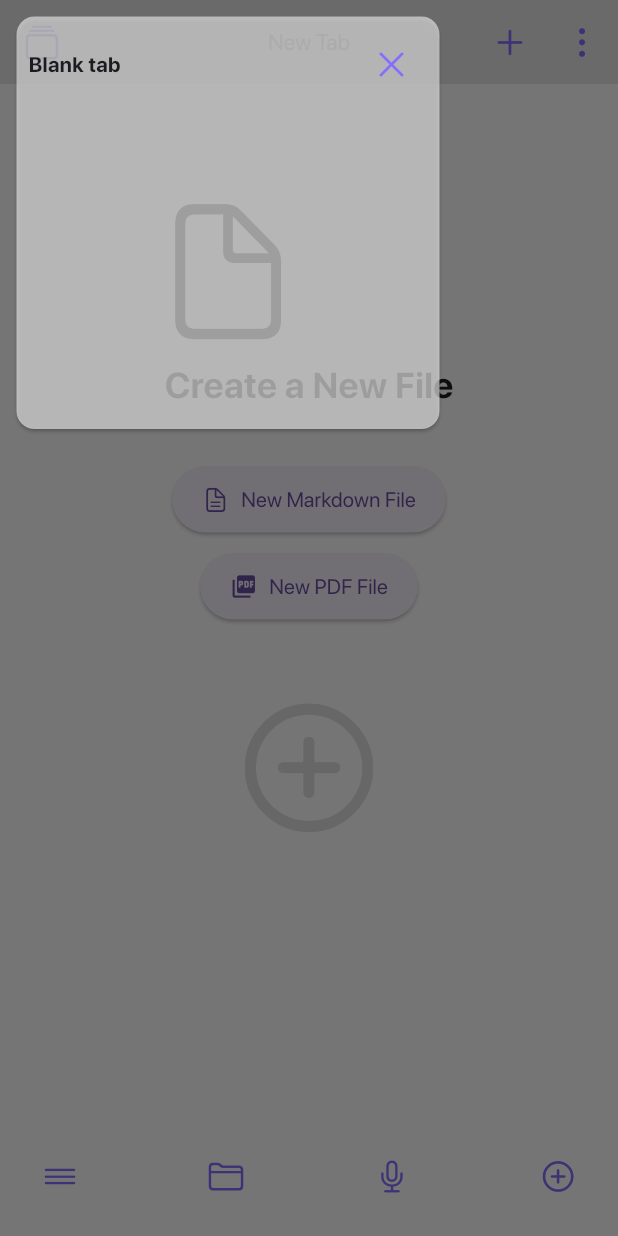
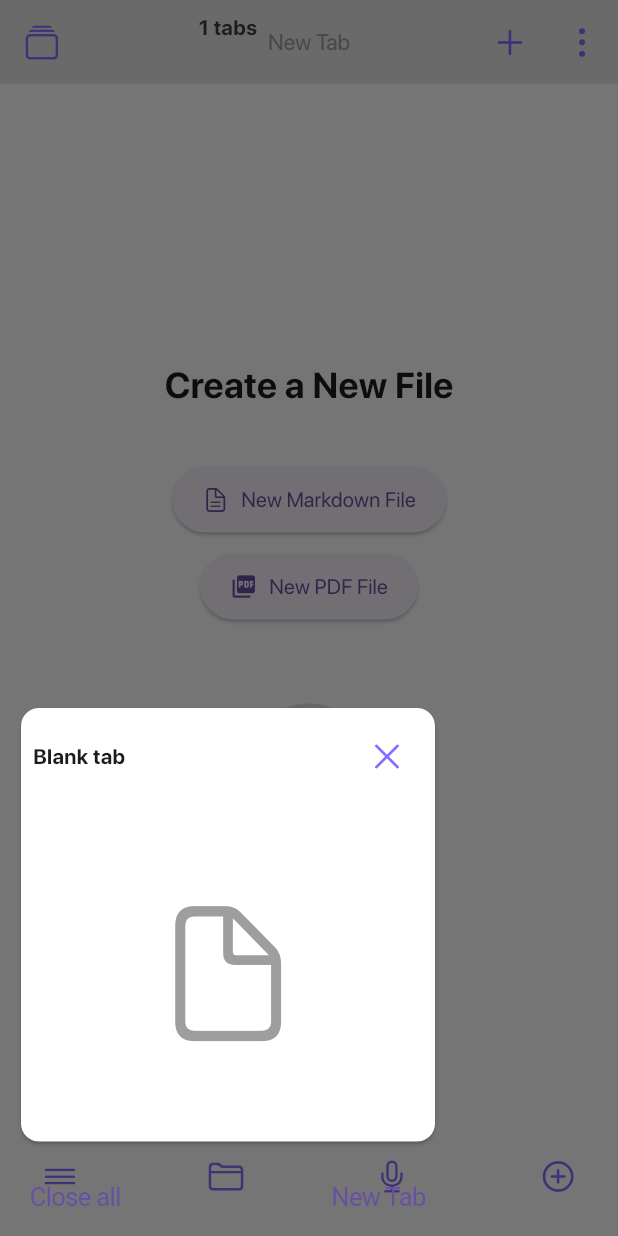
Before and after one commit to Thanhfdq/pdf-note, a Flutter app: the screen it shows after launch, with the side drawer open, on a phone screen of 412 x 824 dp. Run offline on Flutter 3.47's test engine with Material 3 defaults, Android fonts, the light colour scheme and no system bars; drawn by our look-alikes of flutter_zoom_drawer; our stand-ins replace file_picker, flutter_markdown; project files that could hold a hidden picture were left out.

Commit message:
Update Tab management UI: function close all tab, show number of openning tab.

```diff
--- a/lib/components/custom_button.dart
+++ b/lib/components/custom_button.dart
@@ -10,7 +10,7 @@ class CustomButton extends StatelessWidget {
     super.key,
     required this.onPressed,
     required this.icon,
-    this.backgroundColor = const Color.fromARGB(0, 255, 255, 255),
+    this.backgroundColor = const Color.fromARGB(255, 255, 255, 255),
     this.textColor = const Color(0xFF856DFF),
   });
 
@@ -19,6 +19,7 @@ class CustomButton extends StatelessWidget {
     return IconButton(
       onPressed: onPressed,
       icon: icon != null ? Icon(icon, color: textColor) : Container(),
+      color: backgroundColor,
     );
   }
 }
--- a/lib/providers/tab_state.dart
+++ b/lib/providers/tab_state.dart
@@ -19,7 +19,7 @@ class TabState extends ChangeNotifier {
   }
 
   void setFileName(String fileName) {
-    this.filePath = fileName;
+    filePath = fileName;
     notifyListeners();
   }
 
--- a/lib/screens/home_screen.dart
+++ b/lib/screens/home_screen.dart
@@ -24,9 +24,12 @@ class _HomeState extends State<Home> {
     return ZoomDrawer(
       menuScreen: const LeftDrawer(),
       mainScreen: HomeScreen(),
-      showShadow: true,
+      mainScreenScale: 0.0,
+      menuScreenWidth: 270,
       angle: 0.0,
-      borderRadius: 30,
+      borderRadius: 0,
+      dragOffset: double.infinity,
+      mainScreenTapClose: true,
       menuBackgroundColor: Colors.grey,
     );
   }
--- a/lib/services/markdown_mode_handler.dart
+++ b/lib/services/markdown_mode_handler.dart
@@ -18,7 +18,7 @@ class MarkdownModeHandler {
     tabsManager.tabs[TabsManager().currentTab].markdownState?.printState();
     // Update content undo current editing
     tabsManager.updateTab(tabsManager.currentTab,
-        markdownContent:
+        newMarkdownContent:
             tabsManager.tabs[tabsManager.currentTab].markdownState?.content);
     isSuccess
         ? ""
@@ -34,7 +34,7 @@ class MarkdownModeHandler {
     tabsManager.tabs[tabsManager.currentTab].markdownState?.printState();
     // Update content undo current editing
     tabsManager.updateTab(tabsManager.currentTab,
-        markdownContent:
+        newMarkdownContent:
             tabsManager.tabs[tabsManager.currentTab].markdownState?.content);
     isSuccess
         ? ""
--- a/lib/widgets/left_drawer.dart
+++ b/lib/widgets/left_drawer.dart
@@ -1,10 +1,10 @@
-import 'dart:ui';
-
 import 'package:flutter/cupertino.dart';
 import 'package:flutter/material.dart';
 import 'package:flutter_zoom_drawer/flutter_zoom_drawer.dart';
 import 'package:pdf_note/components/custom_button.dart';
 import 'package:pdf_note/providers/tab_mangager.dart';
+import 'package:pdf_note/services/file_services.dart';
+import 'package:pdf_note/services/newtab_mode_handler.dart';
 import 'package:provider/provider.dart';
 import '../utils/file_helper.dart';
 
@@ -19,15 +19,27 @@ class _LeftDrawerState extends State<LeftDrawer> {
   @override
   Widget build(BuildContext context) {
     TabsManager tabsManager = Provider.of<TabsManager>(context);
-    var size = MediaQuery.of(context).size;
     return Drawer(
       backgroundColor: Colors.transparent,
       child: Padding(
-        padding: const EdgeInsets.all(7),
+        padding: const EdgeInsets.all(0),
         child: Column(
           children: [
+            Row(
+              children: [
+                Expanded(
+                    child: Padding(
+                      padding: const EdgeInsets.all(8.0),
+                      child: Text(
+                          textAlign: TextAlign.center,
+                          style: const TextStyle(fontWeight: FontWeight.bold),
+                          "${tabsManager.tabs.length} tabs"),
+                    )),
+              ],
+            ),
             Expanded(
               child: GridView.builder(
+                reverse: true,
                 gridDelegate: const SliverGridDelegateWithFixedCrossAxisCount(
                   crossAxisCount: 1, // Number of columns
                   mainAxisSpacing: 0, // Spacing between rows
@@ -42,9 +54,11 @@ class _LeftDrawerState extends State<LeftDrawer> {
                       ZoomDrawer.of(context)!.close(); // Close the drawer
                     },
                     child: Padding(
-                      padding: const EdgeInsets.only(bottom: 7),
+                      padding: const EdgeInsets.only(bottom: 7, left: 10, right: 10),
                       child: Card(
-                        color: const Color.fromARGB(171, 230, 230, 230),
+                        color: tabsManager.currentTab == index
+                            ? Colors.white
+                            : const Color.fromARGB(171, 230, 230, 230),
                         child: Column(
                           mainAxisAlignment: MainAxisAlignment.start,
                           children: [
@@ -71,7 +85,9 @@ class _LeftDrawerState extends State<LeftDrawer> {
                                     ),
                                   ),
                                   CustomButton(
-                                      onPressed: () {},
+                                      onPressed: () {
+                                        FileService().closeTab(context, index);
+                                      },
                                       icon: CupertinoIcons.xmark)
                                 ],
                               ),
@@ -88,9 +104,10 @@ class _LeftDrawerState extends State<LeftDrawer> {
                                     )
                                   : Container(
                                       color: Colors.white,
-                                      width: size.width,
+                                      width: double.infinity,
                                       padding: const EdgeInsets.all(10),
                                       // height: size.height * 0.15,
+                                      child: Expanded(
                                         child: Text(
                                           tabsManager.tabs[index].mode == "new"
                                               ? ""
@@ -103,7 +120,7 @@ class _LeftDrawerState extends State<LeftDrawer> {
                                           ),
                                           textAlign: TextAlign.left,
                                           overflow: TextOverflow.ellipsis,
-                                        maxLines: 4,
+                                        ),
                                       ),
                                     ),
                             ),
@@ -115,6 +132,21 @@ class _LeftDrawerState extends State<LeftDrawer> {
                 },
               ),
             ),
+            Row(
+              mainAxisAlignment: MainAxisAlignment.spaceBetween,
+              children: [
+                CupertinoButton(
+                  onPressed: () => FileService().closeAllTab(context),
+                  child: const Text("Close all"),
+                ),
+                CupertinoButton(
+                  onPressed: () {
+                    NewtabModeHandler.handleNewTabButton(context);
+                  },
+                  child: const Text("New Tab"),
+                )
+              ],
+            )
           ],
         ),
       ),
```
Also changed, not shown: lib/providers/tab_mangager.dart (+19 -13 lines), lib/services/file_services.dart (+31 -13 lines), 1 other file. Lines whose indentation alone changed are shown as unchanged.
